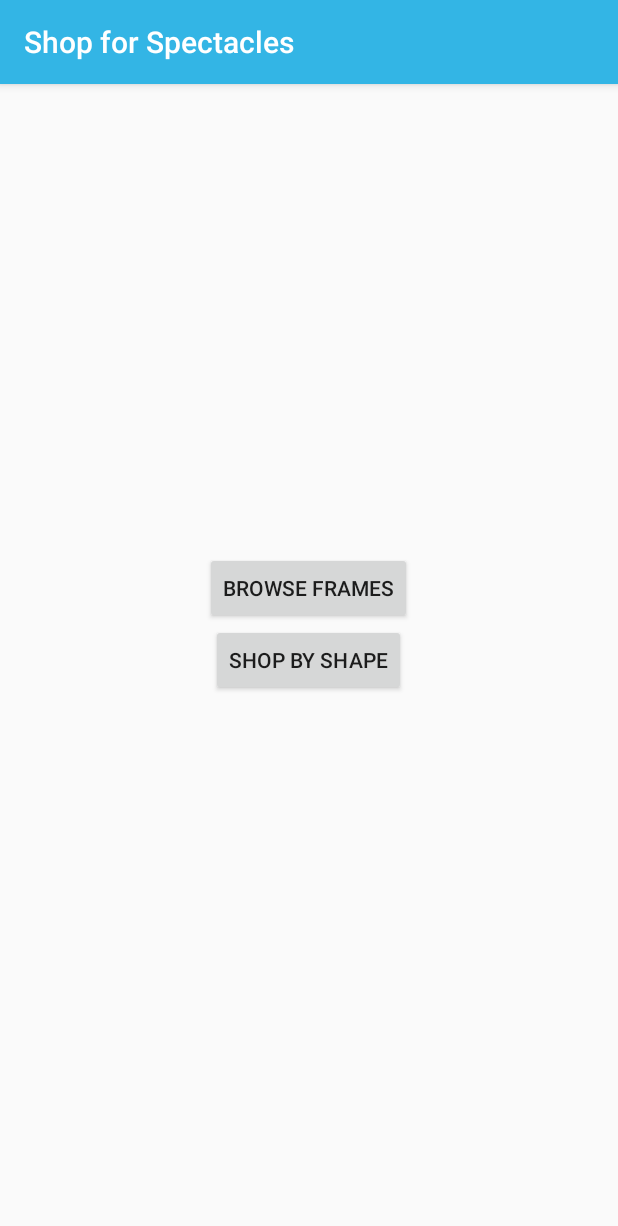
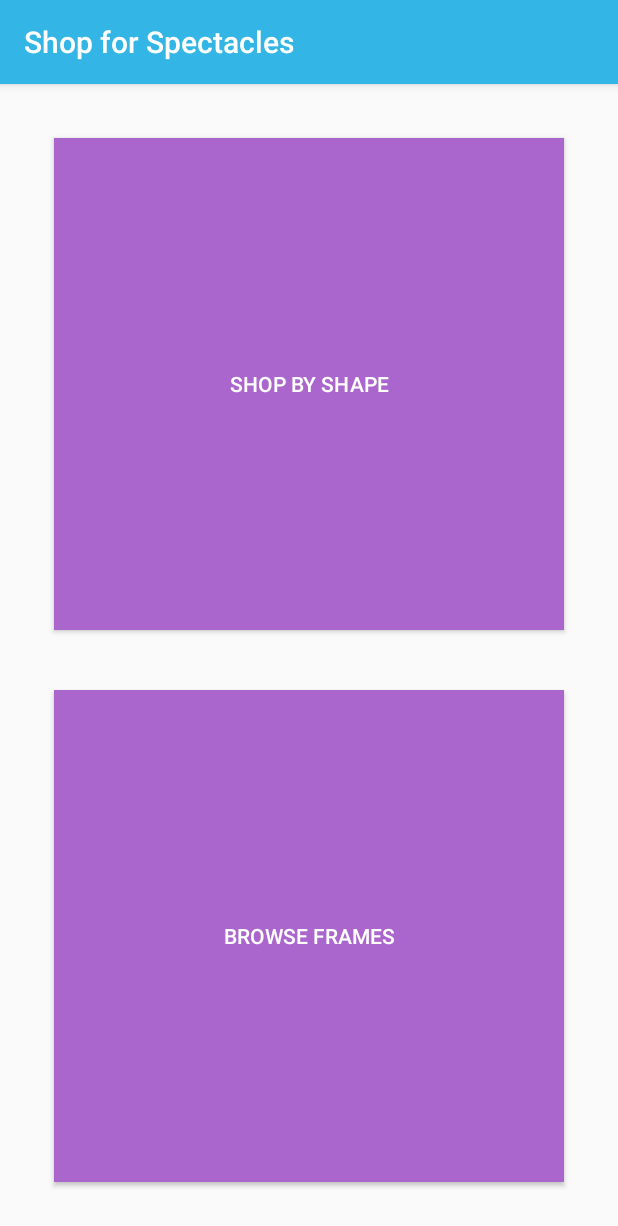
Before and after one commit to zakir224/mispectacle, an Android app: the screen it shows after launch (ShoppingChoiceActivity), on a phone screen of 412 x 824 dp. Shown: the top 1226 px of the screen. Run offline under Robolectric (Android 15) with nearby library versions, the light colour scheme and no system bars.

Commit message:
Application Update

```diff
--- a/app/src/main/res/layout/activity_shopping_choice.xml
+++ b/app/src/main/res/layout/activity_shopping_choice.xml
@@ -1,27 +1,36 @@
 <?xml version="1.0" encoding="utf-8"?>
-<RelativeLayout xmlns:android="http://schemas.android.com/apk/res/android"
-    xmlns:tools="http://schemas.android.com/tools" android:layout_width="match_parent"
-    android:layout_height="match_parent" android:paddingLeft="@dimen/activity_horizontal_margin"
+<LinearLayout xmlns:android="http://schemas.android.com/apk/res/android"
+    xmlns:tools="http://schemas.android.com/tools"
+    android:layout_width="match_parent"
+    android:layout_height="match_parent"
+    android:paddingBottom="@dimen/activity_vertical_margin"
+    android:paddingLeft="@dimen/activity_horizontal_margin"
     android:paddingRight="@dimen/activity_horizontal_margin"
     android:paddingTop="@dimen/activity_vertical_margin"
-    android:paddingBottom="@dimen/activity_vertical_margin"
+    android:orientation="vertical"
     tools:context="com.aru.mispectacle.ShoppingChoiceActivity">
 
     <Button
-        android:layout_width="wrap_content"
-        android:layout_height="wrap_content"
+        android:id="@+id/btnShopByShape"
+        android:layout_margin="20dp"
+        android:layout_weight="1"
+        android:layout_width="match_parent"
+        android:layout_height="match_parent"
+        android:background="@android:color/holo_purple"
+        android:onClick="shopByFaceShape"
         android:text="Shop by Shape"
-        android:id="@+id/btnShopByShape"
-        android:layout_centerVertical="true"
-        android:layout_centerHorizontal="true"
-        android:onClick="shopByFaceShape"/>
+        android:textColor="@android:color/white" />
 
     <Button
-        android:layout_width="wrap_content"
-        android:layout_height="wrap_content"
-        android:text="Browse Frames"
         android:id="@+id/btnBrowseFrame"
+        android:layout_margin="20dp"
+        android:layout_weight="1"
+        android:background="@android:color/holo_purple"
+        android:textColor="@android:color/white"
+        android:layout_width="match_parent"
+        android:layout_height="match_parent"
         android:layout_above="@+id/btnShopByShape"
         android:layout_centerHorizontal="true"
-        android:onClick="browseFrames"/>
-</RelativeLayout>
+        android:onClick="browseFrames"
+        android:text="Browse Frames" />
+</LinearLayout>
```
Also changed, not shown: app/src/main/java/com/aru/mispectacle/MainActivity.java (+64 -24 lines), app/src/main/java/com/aru/mispectacle/SpectacleFrameAdapter.java (added, +37 -0 lines), app/src/main/java/com/aru/mispectacle/SpectacleFrameFragment.java (+15 -6 lines), app/src/main/res/layout/spectacle_list_item.xml (added, +25 -0 lines), app/src/main/res/drawable-hdpi/s1.png (added), app/src/main/res/drawable-hdpi/s2.png (added), app/src/main/res/drawable-hdpi/s3.png (added), app/src/main/res/drawable-hdpi/s4.png (added), app/src/main/res/drawable-hdpi/s5.png (added), app/src/main/res/drawable-hdpi/s6.png (added), app/src/main/res/drawable-hdpi/s7.png (added), app/src/main/res/drawable-hdpi/s8.png (added), 5 other files.
